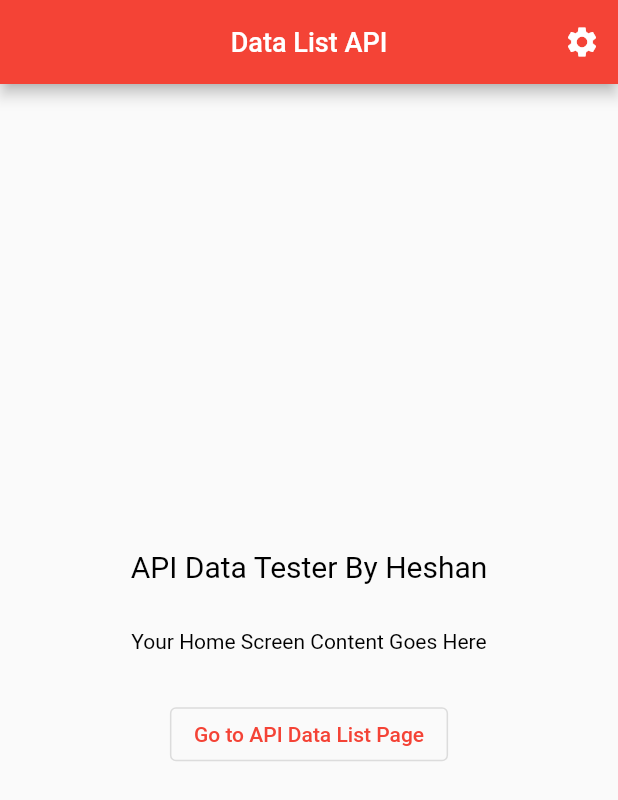
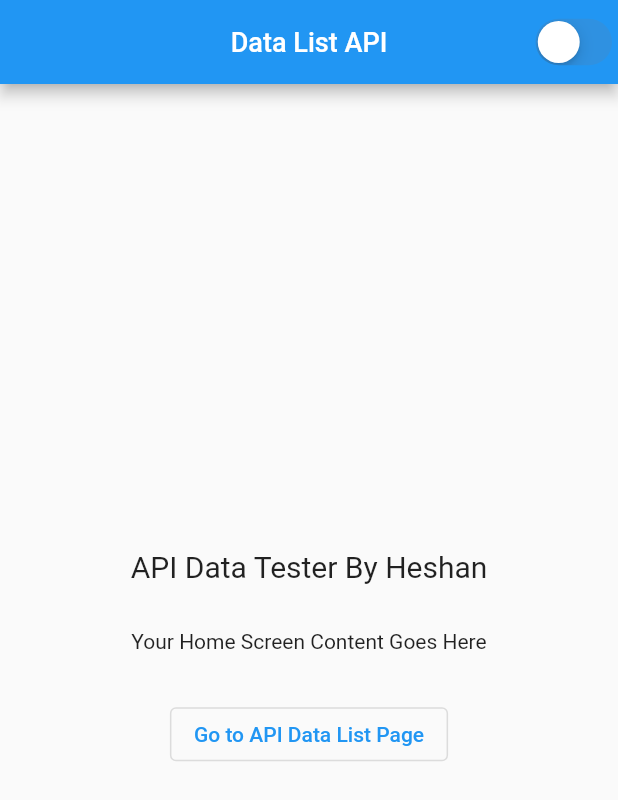
Before and after one commit to HeshanPramith/flutterapiapp, a Flutter app: the screen it shows after launch, on a phone screen of 412 x 824 dp. Shown: the top 800 px of the screen. Run offline on Flutter 3.47's test engine with Material 2 defaults, Android fonts, the phone set to English and light mode, and no system bars.

Commit message:
theme mode added

```diff
--- a/lib/main.dart
+++ b/lib/main.dart
@@ -1,4 +1,5 @@
 import 'package:apiapp/routes.dart';
+import 'package:apiapp/theme.dart';
 import 'package:flutter/material.dart';
 
 import 'pages/home.dart';
@@ -7,19 +8,39 @@ void main() {
   runApp(const MyApp());
 }
 
-class MyApp extends StatelessWidget {
+class MyApp extends StatefulWidget {
   const MyApp({super.key});
+
+  @override
+  State<MyApp> createState() => _MyAppState();
+}
+
+class _MyAppState extends State<MyApp> {
+  bool isDark = false;
+
+  void toggleDatkmode(bool newState) {
+    setState(() {
+      isDark = newState;
+    });
+  }
 
   @override
   Widget build(BuildContext context) {
     return MaterialApp(
       title: 'Flutter Demo API',
       debugShowCheckedModeBanner: false,
-      theme: ThemeData(
-        primarySwatch: Colors.red,
+      // theme: ThemeData(
+      //   primarySwatch: Colors.red,
+      // ),
+      theme: MyTheme.lightTheme,
+      darkTheme: MyTheme.darkTheme,
+      themeMode: isDark ? ThemeMode.dark : ThemeMode.light,
+      // initialRoute: Home.routeName,
+      routes: routes,
+      home: Home(
+        isDark: isDark,
+        toggleDatkmode: toggleDatkmode,
       ),
-      initialRoute: Home.routeName,
-      routes: routes,
     );
   }
 }
--- a/lib/pages/home.dart
+++ b/lib/pages/home.dart
@@ -1,9 +1,12 @@
 import 'package:apiapp/pages/datalist.dart';
+import 'package:flutter/cupertino.dart';
 import 'package:flutter/material.dart';
 
 class Home extends StatelessWidget {
   static const routeName = '/home';
-  const Home({super.key});
+  final Function(bool)? toggleDatkmode;
+  final bool? isDark;
+  const Home({Key? key, this.toggleDatkmode, this.isDark}) : super(key: key);
 
   @override
   Widget build(BuildContext context) {
@@ -12,18 +15,11 @@ class Home extends StatelessWidget {
         title: const Text(
           'Data List API',
           style: TextStyle(
-            color: Colors.white,
             fontSize: 18,
           ),
         ),
-        actions: <Widget>[
-          IconButton(
-            icon: const Icon(
-              Icons.settings,
-              color: Colors.white,
-            ),
-            onPressed: () {},
-          ),
+        actions: [
+          CupertinoSwitch(value: isDark ?? false, onChanged: toggleDatkmode)
         ],
         elevation: 4.0,
         centerTitle: true,
@@ -40,7 +36,6 @@ class Home extends StatelessWidget {
                 const Text(
                   'API Data Tester By Heshan',
                   style: TextStyle(
-                    color: Colors.black,
                     fontSize: 20,
                   ),
                 ),
@@ -50,7 +45,6 @@ class Home extends StatelessWidget {
                 const Text(
                   'Your Home Screen Content Goes Here',
                   style: TextStyle(
-                    color: Colors.black,
                     fontSize: 14,
                   ),
                 ),
--- /dev/null
+++ b/lib/theme.dart
@@ -0,0 +1,6 @@
+import 'package:flutter/material.dart';
+
+class MyTheme {
+  static ThemeData darkTheme = ThemeData.dark();
+  static ThemeData lightTheme = ThemeData.light();
+}
```
Also changed, not shown: 1 other file.
